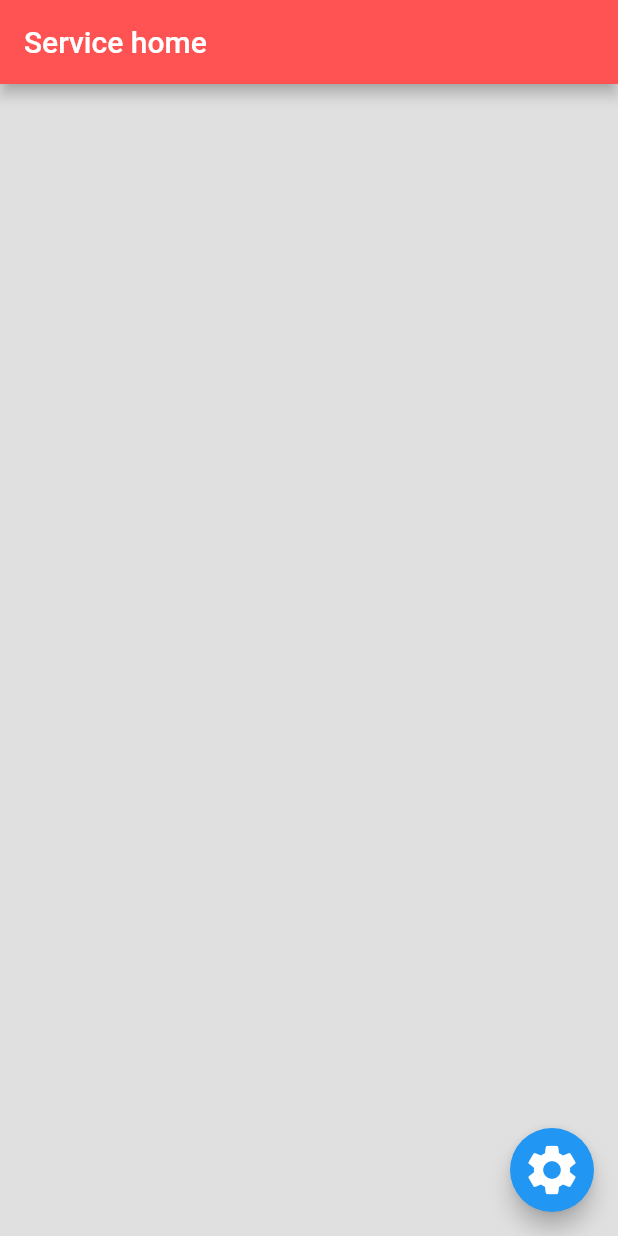
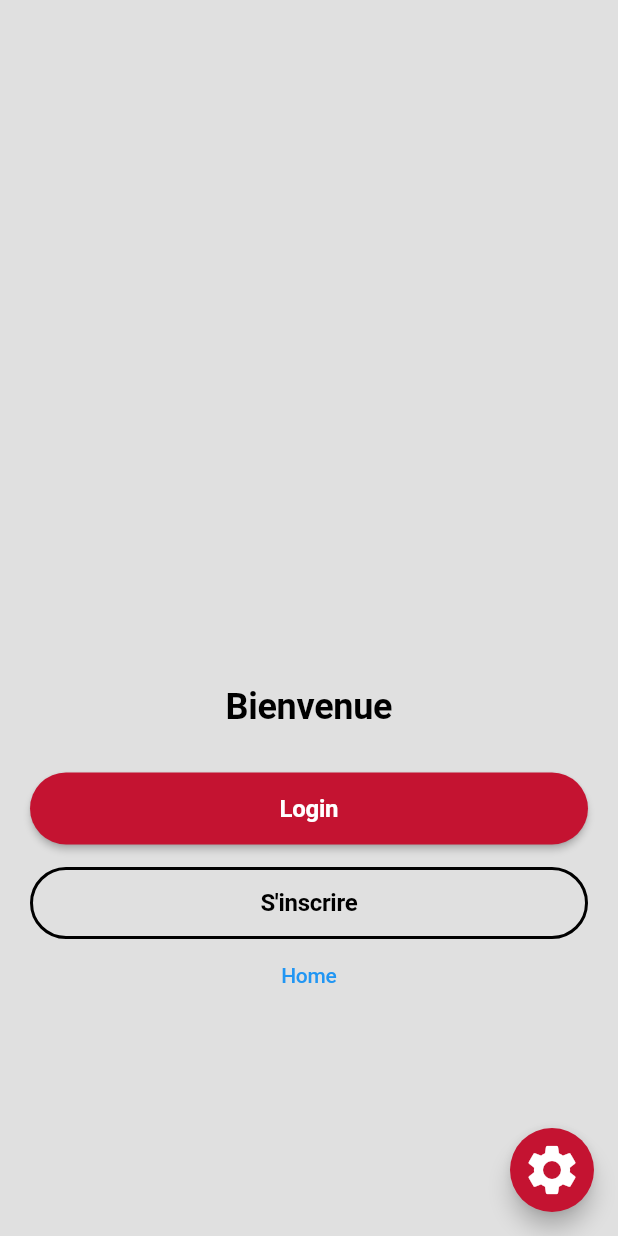
Before and after one commit to Isaac-k7/services, a Flutter app: the screen it shows after launch, on a phone screen of 412 x 824 dp. Run offline on Flutter 3.47's test engine with Material 2 defaults, Android fonts, the phone set to English and light mode, and no system bars; our stand-ins replace bloc, flutter_bloc; Roboto replaces fonts that are missing (Rubik).

Commit message:
welcome screen created

```diff
--- a/lib/config/constants.dart
+++ b/lib/config/constants.dart
@@ -1,4 +1,6 @@
 import 'package:flutter/material.dart';
+
+import 'theme/text_theme.dart';
 
 class AppColors {
   static const Color kPrimaryColor = Color.fromARGB(255, 196, 19, 49);
@@ -7,24 +9,214 @@ class AppColors {
   static const Color kSecondaryColorVariant =
       Color.fromARGB(255, 255, 116, 139);
   static const Color kDarkColor = Color.fromARGB(255, 0, 0, 0);
+
+
 }
 
+
+
 class AppTheme {
-  static final defaultTheme = ThemeData(
-      // scaffoldBackgroundColor: Colors.grey.shade300,
+  static ColorScheme colorScheme = ColorScheme(
+    primary: const Color.fromARGB(255, 196, 19, 49) ,
+    secondary: Colors.grey.shade300,
+    onPrimary: const Color.fromARGB(255, 196, 19, 49),
+    onSecondary: Colors.grey.shade300,
+    brightness: Brightness.light,
+    error: Colors.red,
+    onError: Colors.red,
+    background: Colors.grey.shade300,
+    onBackground: Colors.grey.shade300,
+    surface: Colors.white,
+    onSurface: Colors.white,
+  );
+
+  static final defaultTheme = ThemeData.light().copyWith(
     primaryColor: const Color.fromARGB(255, 196, 19, 49),
+    scaffoldBackgroundColor: Colors.grey.shade300,
     appBarTheme: const AppBarTheme(color: Color.fromARGB(255, 196, 19, 49)),
+    brightness: Brightness.light,
     floatingActionButtonTheme: const FloatingActionButtonThemeData(
       backgroundColor: Color.fromARGB(255, 196, 19, 49),
+
     ),
-      brightness: Brightness.light);
+    elevatedButtonTheme: ElevatedButtonThemeData(
+      style: ElevatedButton.styleFrom(
+        textStyle: const TextStyle(
+          fontWeight: FontWeight.w500,
+          fontSize: 16,
+          fontFamily: 'Rubik',
+          letterSpacing: -0.2,
+        ),
+        shape: RoundedRectangleBorder(
+          borderRadius: BorderRadius.circular(24.0),
+        ),
+        minimumSize: const Size.fromHeight(48),
+      ),
+    ),
+    outlinedButtonTheme: OutlinedButtonThemeData(
+      style: OutlinedButton.styleFrom(
+        textStyle: const TextStyle(
+          fontWeight: FontWeight.w500,
+          fontSize: 16,
+          fontFamily: 'Rubik',
+          letterSpacing: -0.2,
+        ),
+        shape: RoundedRectangleBorder(
+          borderRadius: BorderRadius.circular(24.0),
+        ),
+        side: BorderSide(
+          width: 2,
+          color:
+              colorScheme.onSurface.withOpacity(0.12), // Default configuration
+        ),
+        minimumSize: const Size.fromHeight(48),
+      ),
+    ),
+    textButtonTheme: TextButtonThemeData(
+      style: TextButton.styleFrom(
+        textStyle: const TextStyle(
+          fontWeight: FontWeight.w500,
+          fontSize: 14,
+          fontFamily: 'Rubik',
+          letterSpacing: -0.2,
+        ),
+      ),
+    ),
+    textTheme: buildTextTheme(const Color.fromARGB(255, 255, 255, 255)),
 
-  static final darkTheme = ThemeData(
-      // scaffoldBackgroundColor: Colors.grey.shade700,
+      );
+  static final darkTheme = ThemeData.light().copyWith(
     primaryColor: Colors.black12,
+    scaffoldBackgroundColor: Colors.grey.shade800,
     appBarTheme: const AppBarTheme(color: Colors.black12),
+    brightness: Brightness.dark,
     floatingActionButtonTheme: const FloatingActionButtonThemeData(
       backgroundColor: Colors.black12,
+
     ),
-      brightness: Brightness.dark);
+    elevatedButtonTheme: ElevatedButtonThemeData(
+      style: ElevatedButton.styleFrom(
+        textStyle: const TextStyle(
+          fontWeight: FontWeight.w500,
+          fontSize: 16,
+          fontFamily: 'Rubik',
+          letterSpacing: -0.2,
+        ),
+        shape: RoundedRectangleBorder(
+          borderRadius: BorderRadius.circular(24.0),
+        ),
+        minimumSize: const Size.fromHeight(48),
+      ),
+    ),
+    outlinedButtonTheme: OutlinedButtonThemeData(
+      style: OutlinedButton.styleFrom(
+        textStyle: const TextStyle(
+          fontWeight: FontWeight.w500,
+          fontSize: 16,
+          fontFamily: 'Rubik',
+          letterSpacing: -0.2,
+        ),
+        shape: RoundedRectangleBorder(
+          borderRadius: BorderRadius.circular(24.0),
+        ),
+        side: BorderSide(
+          width: 2,
+          color:
+              colorScheme.onSurface.withOpacity(0.12), // Default configuration
+        ),
+        minimumSize: const Size.fromHeight(48),
+      ),
+    ),
+    textButtonTheme: TextButtonThemeData(
+      style: TextButton.styleFrom(
+        textStyle: const TextStyle(
+          fontWeight: FontWeight.w500,
+          fontSize: 14,
+          fontFamily: 'Rubik',
+          letterSpacing: -0.2,
+        ),
+      ),
+    ),
+    textTheme: buildTextTheme(const Color.fromARGB(255, 255, 255, 255)),
+
+      );
+
 }
+
+
+ThemeData lightThemeData(BuildContext context) {
+   ColorScheme colorScheme = ColorScheme(
+    primary: const Color.fromARGB(255, 196, 19, 49) ,
+    secondary: Colors.grey.shade300,
+    onPrimary: const Color.fromARGB(255, 196, 19, 49),
+    onSecondary: Colors.grey.shade300,
+    brightness: Brightness.light,
+    error: Colors.red,
+    onError: Colors.red,
+    background: Colors.grey.shade300,
+    onBackground: Colors.grey.shade300,
+    surface: Colors.white,
+    onSurface: Colors.white,
+  );
+
+  return ThemeData.light().copyWith(
+    colorScheme: colorScheme,
+    primaryColor: colorScheme.primary,
+    primaryColorLight: colorScheme.primary,
+    floatingActionButtonTheme: FloatingActionButtonThemeData(
+      backgroundColor: colorScheme.primary,
+    ),
+    elevatedButtonTheme: ElevatedButtonThemeData(
+      style: ElevatedButton.styleFrom(
+        textStyle: const TextStyle(
+          fontWeight: FontWeight.w500,
+          fontSize: 16,
+          fontFamily: 'Rubik',
+          letterSpacing: -0.2,
+        ),
+        shape: RoundedRectangleBorder(
+          borderRadius: BorderRadius.circular(24.0),
+        ),
+        minimumSize: const Size.fromHeight(48),
+      ),
+    ),
+    outlinedButtonTheme: OutlinedButtonThemeData(
+      style: OutlinedButton.styleFrom(
+        textStyle: const TextStyle(
+          fontWeight: FontWeight.w500,
+          fontSize: 16,
+          fontFamily: 'Rubik',
+          letterSpacing: -0.2,
+        ),
+        shape: RoundedRectangleBorder(
+          borderRadius: BorderRadius.circular(24.0),
+        ),
+        side: BorderSide(
+          width: 2,
+          color:
+              colorScheme.onSurface.withOpacity(0.12), // Default configuration
+        ),
+        minimumSize: const Size.fromHeight(48),
+      ),
+    ),
+    textButtonTheme: TextButtonThemeData(
+      style: TextButton.styleFrom(
+        textStyle: const TextStyle(
+          fontWeight: FontWeight.w500,
+          fontSize: 14,
+          fontFamily: 'Rubik',
+          letterSpacing: -0.2,
+        ),
+      ),
+    ),
+    appBarTheme: AppBarTheme(
+      backgroundColor: colorScheme.primary,
+      titleTextStyle: TextStyle(
+        fontSize: 16,
+        fontWeight: FontWeight.w700,
+        color: colorScheme.secondary,
+      ),
+    ),
+    textTheme: buildTextTheme(const Color.fromARGB(255, 255, 255, 255)),
+  );
+}
--- a/lib/config/theme/cubit/theme_cubit.dart
+++ b/lib/config/theme/cubit/theme_cubit.dart
@@ -1,4 +1,5 @@
 
+import 'package:achilleservice/config/constants.dart';
 import 'package:flutter/material.dart';
 import 'package:bloc/bloc.dart';
 part 'theme_state.dart';
@@ -6,12 +7,7 @@ part 'theme_state.dart';
 class ThemeCubit extends Cubit<ThemeData> {
   ThemeCubit() : super(_defaultTheme);
 
-  static final _defaultTheme = ThemeData(
-    scaffoldBackgroundColor: Colors.grey[300],
-    primaryColor: Colors.redAccent ,
-    appBarTheme: const AppBarTheme(color: Colors.redAccent),
-    brightness: Brightness.light,
-  );
+  static final _defaultTheme = AppTheme.defaultTheme;
 
   void changeTheme(ThemeData themeData){
     emit(themeData);
--- /dev/null
+++ b/lib/config/theme/text_theme.dart
@@ -0,0 +1,85 @@
+import 'package:flutter/material.dart';
+
+TextTheme buildTextTheme(Color baseColor) {
+  var baseTextStyle = TextStyle(
+    fontFamily: 'Rubik',
+    fontSize: 16,
+    fontWeight: FontWeight.normal,
+    letterSpacing: -0.2,
+    color: baseColor,
+  );
+
+  return TextTheme(
+    // Display
+    displayLarge: baseTextStyle.copyWith(
+      fontSize: 57,
+      fontWeight: FontWeight.w600,
+      letterSpacing: -0.4,
+    ),
+    displayMedium: baseTextStyle.copyWith(
+      fontSize: 45,
+      fontWeight: FontWeight.w700,
+      letterSpacing: -0.4,
+    ),
+    displaySmall: baseTextStyle.copyWith(
+      fontSize: 36,
+      fontWeight: FontWeight.w600,
+      letterSpacing: -0.4,
+    ),
+
+    // Headline
+    headlineLarge: baseTextStyle.copyWith(
+      fontSize: 32,
+      fontWeight: FontWeight.w700,
+    ),
+    headlineMedium: baseTextStyle.copyWith(
+      fontSize: 28,
+      fontWeight: FontWeight.w700,
+    ),
+    headlineSmall: baseTextStyle.copyWith(
+      fontSize: 24,
+      fontWeight: FontWeight.w700,
+    ),
+
+    // Title
+    titleLarge: baseTextStyle.copyWith(
+      fontSize: 22,
+      fontWeight: FontWeight.w700,
+    ),
+    titleMedium: baseTextStyle.copyWith(
+      fontSize: 16,
+      fontWeight: FontWeight.w600,
+    ),
+    titleSmall: baseTextStyle.copyWith(
+      fontSize: 14,
+      fontWeight: FontWeight.w500,
+    ),
+
+    // Label
+    labelLarge: baseTextStyle.copyWith(
+      fontSize: 14,
+      fontWeight: FontWeight.w500,
+    ),
+    labelMedium: baseTextStyle.copyWith(
+      fontSize: 12,
+      fontWeight: FontWeight.w500,
+    ),
+    labelSmall: baseTextStyle.copyWith(
+      fontSize: 11,
+      fontWeight: FontWeight.w500,
+    ),
+
+    // Body
+    bodyLarge: baseTextStyle.copyWith(
+      fontSize: 16,
+    ),
+    bodyMedium: baseTextStyle.copyWith(
+      fontSize: 14,
+    ),
+    bodySmall: baseTextStyle.copyWith(
+      fontSize: 12,
+    ),
+
+    // Button
+  );
+}
--- a/lib/config/theme/theme.dart
+++ b/lib/config/theme/theme.dart
@@ -1,2 +1 @@
 export 'cubit/theme_cubit.dart';
-export 'theme_observer.dart';
--- a/lib/config/theme/theme_observer.dart
+++ /dev/null
@@ -1,27 +0,0 @@
-import 'package:bloc/bloc.dart';
-
-class ThemeBlocObserver extends BlocObserver {
-  @override
-  void onEvent(Bloc bloc, Object? event) {
-    super.onEvent(bloc, event);
-    // TODO: implement onEvent
-  }
-
-  @override
-  void onError(BlocBase bloc, Object error, StackTrace stackTrace) {
-    // TODO: implement onError
-    super.onError(bloc, error, stackTrace);
-  }
-
-  @override
-  void onChange(BlocBase bloc, Change change) {
-    super.onChange(bloc, change);
-    if(bloc is Cubit )print(change.toString());
-  }
-
-  @override
-  void onTransition(Bloc bloc, Transition transition) {
-    super.onTransition(bloc, transition);
-    // TODO: implement onChange
-  }
-}
--- a/lib/main.dart
+++ b/lib/main.dart
@@ -1,11 +1,10 @@
-import 'package:achilleservice/screens/home/home.dart';
+import 'package:achilleservice/screens/welcome/welcome.dart';
 import 'package:flutter/material.dart';
 import 'package:flutter_bloc/flutter_bloc.dart';
 import 'config/theme/theme.dart';
-import 'screens/home/cubit/config_cubit.dart';
+import 'screens/welcome/cubit/config_cubit.dart';
 
 void main() {
-  Bloc.observer = ThemeBlocObserver();
   runApp(const ServiceApp());
 }
 
@@ -23,7 +22,15 @@ class ServiceApp extends StatelessWidget {
           create: (context) => ConfigCubit(),
         ),
       ],
-      child: const HomePage(),
+      child: BlocBuilder<ThemeCubit, ThemeData>(
+        builder: ((context, theme) {
+          return MaterialApp(
+            debugShowCheckedModeBanner: false,
+            theme: theme,
+            home: const HomePage(),
+          );
+        }),
+      ),
     );
   }
 }
--- a/lib/screens/home/home.dart
+++ /dev/null
@@ -1,103 +0,0 @@
-import 'package:achilleservice/widgets/widgets.dart';
-import 'package:flutter/material.dart';
-import 'package:flutter_bloc/flutter_bloc.dart';
-
-import 'package:achilleservice/config/constants.dart';
-import 'package:achilleservice/config/theme/theme.dart';
-
-import 'cubit/config_cubit.dart';
-
-class HomePage extends StatelessWidget {
-  const HomePage({Key? key}) : super(key: key);
-
-  @override
-  Widget build(BuildContext context) {
-    return BlocBuilder<ThemeCubit, ThemeData>(
-      builder: (context, theme) {
-        return MaterialApp(
-          debugShowCheckedModeBanner: false,
-          theme: theme,
-          home: Scaffold(
-            floatingActionButton: BlocBuilder<ConfigCubit, bool>(
-              builder: (context, isShow) {
-                return FloatingActionButton(
-                    child: const Icon(
-                      Icons.settings,
-                      size: 40,
-                    ),
-                    onPressed: () {
-                      context.read<ConfigCubit>().changeValue(isShow);
-                    });
-              },
-            ),
-            appBar: AppBar(
-              title: const Text('Service home'),
-            ),
-            body: Stack(
-              children: [
-                BlocBuilder<ConfigCubit, bool>(
-                  builder: (context, isShow) {
-                    if (isShow) {
-                      return Positioned(
-                        right: 10,
-                        bottom: 120,
-                        child: Container(
-                          decoration: BoxDecoration(
-                              color: Colors.white,
-                              borderRadius: BorderRadius.circular(35)),
-                          height: 150,
-                          width: 70,
-                          child: Column(
-                            mainAxisAlignment: MainAxisAlignment.spaceBetween,
-                            crossAxisAlignment: CrossAxisAlignment.center,
-                            children: [
-                              AppChangeTheme(
-                                  color: AppColors.kPrimaryColor,
-                                  onPressed: () {
-                                    context
-                                        .read<ThemeCubit>()
-                                        .changeTheme(AppTheme.defaultTheme);
-                                  }),
-                              AppChangeTheme(
-                                  color: AppColors.kSecondaryColor,
-                                  onPressed: () {
-                                    print('dsds');
-                                    context
-                                        .read<ThemeCubit>()
-                                        .changeTheme(AppTheme.darkTheme);
-                                  }),
-                            ],
-                          ),
-                        ),
-                      );
-                    }
-                    return const Center();
-                  },
-                )
-              ],
-            ),
-          ),
-        );
-      },
-    );
-  }
-
-  // Widget _palette_color(Color _color) {
-  //   return SizedBox(
-  //     height: 70,
-  //     width: 70,
-  //     child: IconButton(
-  //         onPressed: () {},
-  //         icon: Card(
-  //           color: _color,
-  //           elevation: 10,
-  //           shape:
-  //               RoundedRectangleBorder(borderRadius: BorderRadius.circular(35)),
-  //           child: const SizedBox(
-  //             width: 70,
-  //             height: 70,
-  //           ),
-  //         )),
-  //   );
-  // }
-}
--- /dev/null
+++ b/lib/screens/welcome/welcome.dart
@@ -0,0 +1,130 @@
+import 'package:achilleservice/widgets/widgets.dart';
+import 'package:flutter/material.dart';
+import 'package:flutter_bloc/flutter_bloc.dart';
+
+import 'package:achilleservice/config/constants.dart';
+import 'package:achilleservice/config/theme/theme.dart';
+
+import 'cubit/config_cubit.dart';
+
+class HomePage extends StatelessWidget {
+  const HomePage({Key? key}) : super(key: key);
+
+  @override
+  Widget build(BuildContext context) {
+    return BlocBuilder<ThemeCubit, ThemeData>(
+      builder: (context, theme) {
+        return Scaffold(
+          floatingActionButton: BlocBuilder<ConfigCubit, bool>(
+            builder: (context, isShow) {
+              return FloatingActionButton(
+                  child: const Icon(
+                    Icons.settings,
+                    size: 40,
+                  ),
+                  onPressed: () {
+                    context.read<ConfigCubit>().changeValue(isShow);
+                  });
+            },
+          ),
+          body: Stack(
+            children: [
+              Column(
+                mainAxisAlignment: MainAxisAlignment.spaceBetween,
+                mainAxisSize: MainAxisSize.max,
+                children: [
+                  Expanded(
+                    child: Column(
+                      mainAxisAlignment: MainAxisAlignment.spaceAround,
+                      children: const [],
+                    ),
+                  ),
+                  Padding(
+                    padding:
+                        const EdgeInsets.only(left: 20, right: 20, bottom: 150),
+                    child: Column(
+                      children: [
+                        const Text(
+                          'Bienvenue',
+                          style: TextStyle(
+                            fontSize: 24,
+                            fontWeight: FontWeight.bold,
+                            color: Colors.black,
+                            fontFamily: 'Rubik',
+                          ),
+                        ),
+                        const SizedBox(height: 30),
+                        CustomElevatedButton(
+                          color: AppTheme.colorScheme.secondary,
+                          backgroundColor: AppTheme.colorScheme.primary,
+                          label: const Text("Login",
+                              style: TextStyle(
+                                  fontWeight: FontWeight.w700,
+                                  color: Colors.white)),
+                          onPressed: () {},
+                        ),
+                        const SizedBox(height: 15),
+                        CustomOutlinedButton(
+                          color: Colors.black,
+                          label: const Text(
+                            "S'inscrire",
+                            style: TextStyle(
+                                fontWeight: FontWeight.w700,
+                                color: Colors.black),
+                          ),
+                          onPressed: () {},
+                        ),
+                        TextButton(
+                          onPressed: () {},
+                          child: const Text('Home'),
+                        )
+                      ],
+                    ),
+                  ),
+                ],
+              ),
+              BlocBuilder<ConfigCubit, bool>(
+                builder: (context, isShow) {
+                  if (isShow) {
+                    return Positioned(
+                      right: 10,
+                      bottom: 120,
+                      child: Container(
+                        decoration: BoxDecoration(
+                            color: Colors.grey.shade400,
+                            borderRadius: BorderRadius.circular(35)),
+                        height: 150,
+                        width: 70,
+                        child: Column(
+                          mainAxisAlignment: MainAxisAlignment.spaceBetween,
+                          crossAxisAlignment: CrossAxisAlignment.center,
+                          children: [
+                            AppChangeTheme(
+                                color: AppColors.kPrimaryColor,
+                                onPressed: () {
+                                  context
+                                      .read<ThemeCubit>()
+                                      .changeTheme(AppTheme.defaultTheme);
+                                }),
+                            AppChangeTheme(
+                                color: AppColors.kSecondaryColor,
+                                onPressed: () {
+                                  context
+                                      .read<ThemeCubit>()
+                                      .changeTheme(AppTheme.darkTheme);
+                                }),
+                          ],
+                        ),
+                      ),
+                    );
+                  }
+                  return const Center();
+                },
+              ),
+            ],
+          ),
+        );
+      },
+    );
+  }
+}
--- /dev/null
+++ b/lib/widgets/custom_eleveted_button.dart
@@ -0,0 +1,65 @@
+import 'package:flutter/material.dart';
+
+class CustomElevatedButton extends StatelessWidget {
+  final VoidCallback onPressed;
+  final bool disabled;
+  final bool loading;
+  final Widget? icon;
+  final Widget? label;
+  final Color? backgroundColor;
+  final Color? color;
+
+  const CustomElevatedButton({
+    Key? key,
+    required this.onPressed,
+    this.icon,
+    this.label,
+    this.disabled = false,
+    this.loading = false,
+    this.backgroundColor,
+    this.color,
+  })  : assert(
+          icon != null || label != null,
+          'At least one of icon or label should be defined',
+        ),
+        super(key: key);
+
+  @override
+  Widget build(BuildContext context) {
+    return ElevatedButton(
+      onPressed: (disabled || loading) ? null : onPressed,
+      style: ElevatedButton.styleFrom(
+        primary: backgroundColor ??
+            Theme.of(context).colorScheme.primary, // Background fill color
+        onPrimary: color ??
+            Theme.of(context)
+                .colorScheme
+                .onPrimary, // Text and Icons colors + Overlay color for hover, focus, and pressed states
+        onSurface: backgroundColor ??
+            Theme.of(context)
+                .colorScheme
+                .onSurface, // Disabled text, icon, and fill color
+      ),
+      child: loading
+          ? SizedBox(
+              height: 24,
+              width: 24,
+              child: CircularProgressIndicator(
+                color:
+                    backgroundColor ?? Theme.of(context).colorScheme.onSurface,
+              ),
+            )
+          : Row(
+              mainAxisAlignment: MainAxisAlignment.center,
+              children: [
+                if (icon != null) icon!,
+                if (icon != null && label != null)
+                  const SizedBox(
+                    width: 8,
+                  ), // https://api.flutter.dev/flutter/material/ElevatedButton/ElevatedButton.icon.html
+                if (label != null) label!,
+              ],
+            ),
+    );
+  }
+}
--- /dev/null
+++ b/lib/widgets/custom_outlined_button.dart
@@ -0,0 +1,68 @@
+import 'package:flutter/material.dart';
+
+class CustomOutlinedButton extends StatelessWidget {
+  final VoidCallback onPressed;
+  final bool disabled;
+  final bool loading;
+  final Widget? icon;
+  final Widget? label;
+  final Color? color;
+
+  const CustomOutlinedButton({
+    Key? key,
+    required this.onPressed,
+    this.icon,
+    this.label,
+    this.disabled = false,
+    this.loading = false,
+    this.color,
+  })  : assert(
+          icon != null || label != null,
+          'At least one of icon or label should be defined',
+        ),
+        super(key: key);
+
+  @override
+  Widget build(BuildContext context) {
+    Color primaryColor = color ?? Theme.of(context).colorScheme.primary;
+    return OutlinedButton(
+      onPressed: (disabled || loading) ? null : onPressed,
+      style: OutlinedButton.styleFrom(
+        primary:
+            primaryColor, // Text and Icons colors + Overlay color for hover, focus, and pressed states
+        onSurface: color ??
+            Theme.of(context)
+                .colorScheme
+                .onSurface, // Disabled text, icon, and fill color
+      ).copyWith(
+        side: MaterialStateBorderSide.resolveWith((Set<MaterialState> states) {
+          return BorderSide(
+            width: 2,
+            color: primaryColor.withOpacity(
+              states.contains(MaterialState.disabled) ? 0.12 : 1,
+            ),
+          );
+        }),
+      ),
+      child: loading
+          ? SizedBox(
+              height: 24,
+              width: 24,
+              child: CircularProgressIndicator(
+                color: color ?? Theme.of(context).colorScheme.onSurface,
+              ),
+            )
+          : Row(
+              mainAxisAlignment: MainAxisAlignment.center,
+              children: [
+                if (icon != null) icon!,
+                if (icon != null && label != null)
+                  const SizedBox(
+                    width: 8,
+                  ), // https://api.flutter.dev/flutter/material/OutlinedButton/OutlinedButton.icon.html
+                if (label != null) label!,
+              ],
+            ),
+    );
+  }
+}
--- a/lib/widgets/widgets.dart
+++ b/lib/widgets/widgets.dart
@@ -1 +1,3 @@
 export 'theme_color_changer.dart';
+export 'custom_eleveted_button.dart';
+export 'custom_outlined_button.dart';
```
Also changed, not shown: lib/screens/welcome/cubit/config_cubit.dart (renamed from lib/screens/home/cubit/config_cubit.dart), lib/screens/welcome/cubit/config_state.dart (renamed from lib/screens/home/cubit/config_state.dart), 1 other file. Lines whose indentation alone changed are shown as unchanged.
